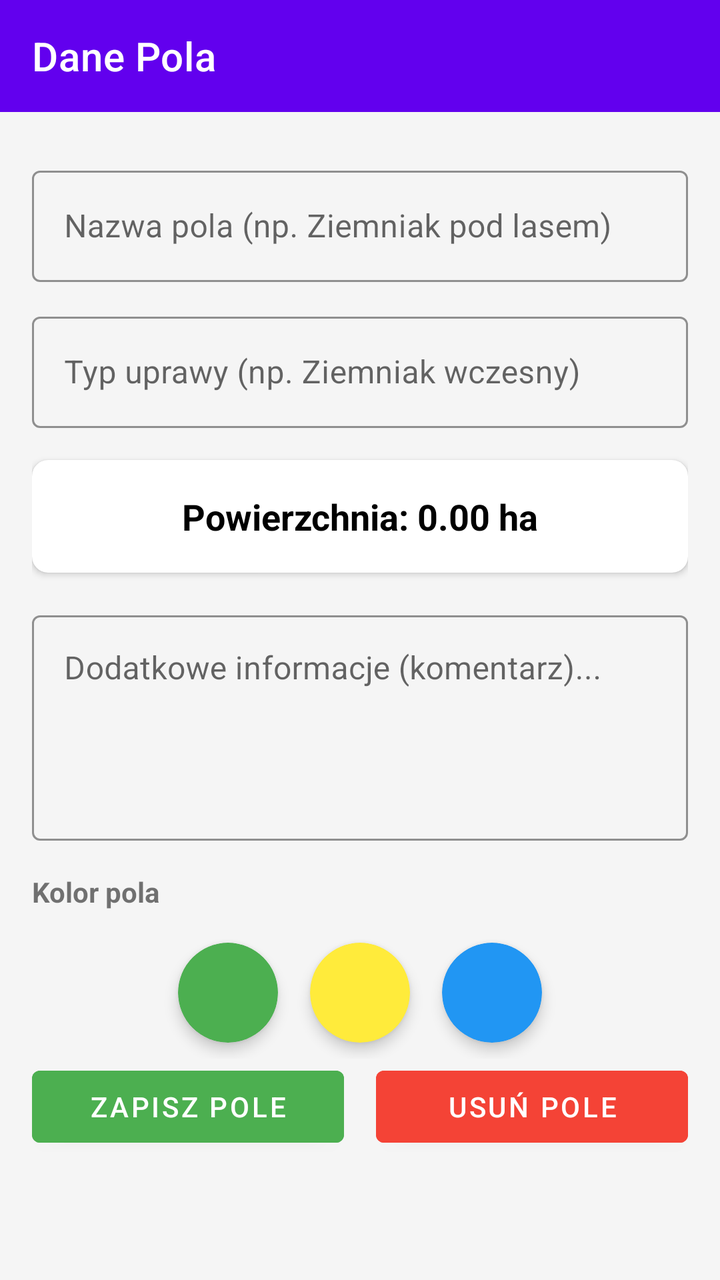
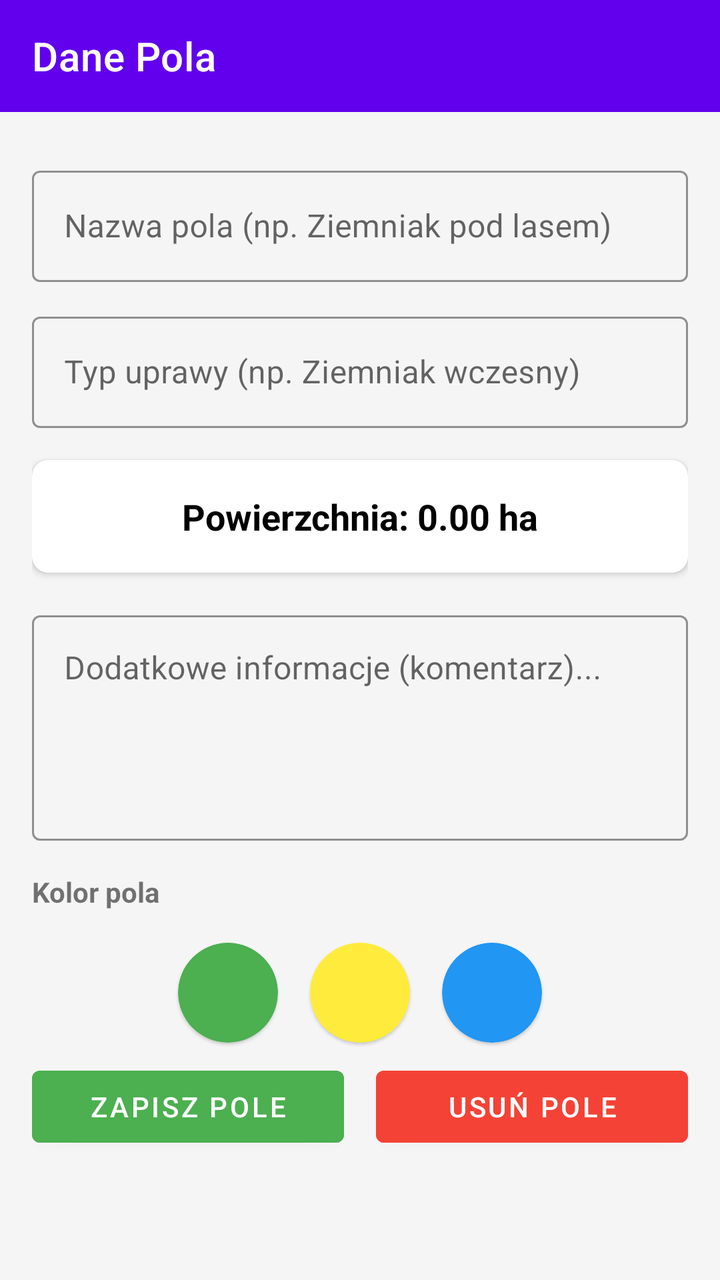

Two renders of the same Android screen: before a commit and after it. Below are the layout's source before the change and the commit's diff.
<!-- AndroidManifest.xml: application theme Theme.BazaDanych -->
<!-- res/layout/activity_field_edit.xml -->
<?xml version="1.0" encoding="utf-8"?>
<LinearLayout xmlns:android="http://schemas.android.com/apk/res/android"
    xmlns:app="http://schemas.android.com/apk/res-auto"
    android:layout_width="match_parent"
    android:layout_height="match_parent"
    android:orientation="vertical"
    android:background="#F5F5F5">

    <com.google.android.material.appbar.MaterialToolbar
        android:id="@+id/toolbar"
        android:layout_width="match_parent"
        android:layout_height="?attr/actionBarSize"
        android:background="?attr/colorPrimary"
        android:theme="@style/ThemeOverlay.AppCompat.Dark.ActionBar"
        app:popupTheme="@style/ThemeOverlay.AppCompat.Light"
        app:title="Dane Pola"
        app:titleTextColor="@color/white" />

    <ScrollView
        android:layout_width="match_parent"
        android:layout_height="match_parent"
        android:padding="16dp">

        <LinearLayout
            android:layout_width="match_parent"
            android:layout_height="wrap_content"
            android:orientation="vertical">

            <com.google.android.material.textfield.TextInputLayout
                style="@style/Widget.MaterialComponents.TextInputLayout.OutlinedBox"
                android:layout_width="match_parent"
                android:layout_height="wrap_content"
                android:layout_marginTop="8dp"
                app:boxStrokeColor="#4CAF50"
                app:hintTextColor="#4CAF50">

                <com.google.android.material.textfield.TextInputEditText
                    android:id="@+id/fieldNameEdit"
                    android:layout_width="match_parent"
                    android:layout_height="wrap_content"
                    android:hint="Nazwa pola (np. Ziemniak pod lasem)"
                    android:inputType="textCapSentences" />
            </com.google.android.material.textfield.TextInputLayout>

            <com.google.android.material.textfield.TextInputLayout
                style="@style/Widget.MaterialComponents.TextInputLayout.OutlinedBox"
                android:layout_width="match_parent"
                android:layout_height="wrap_content"
                android:layout_marginTop="12dp"
                app:boxStrokeColor="#4CAF50"
                app:hintTextColor="#4CAF50">

                <com.google.android.material.textfield.TextInputEditText
                    android:id="@+id/cropTypeEdit"
                    android:layout_width="match_parent"
                    android:layout_height="wrap_content"
                    android:hint="Typ uprawy (np. Ziemniak wczesny)"
                    android:inputType="textCapSentences" />
            </com.google.android.material.textfield.TextInputLayout>

            <com.google.android.material.card.MaterialCardView
                android:layout_width="match_parent"
                android:layout_height="wrap_content"
                android:layout_marginTop="16dp"
                android:layout_marginBottom="16dp"
                app:cardCornerRadius="8dp"
                app:cardElevation="2dp">

                <TextView
                    android:id="@+id/fieldAreaText"
                    android:layout_width="match_parent"
                    android:layout_height="wrap_content"
                    android:text="Powierzchnia: 0.00 ha"
                    android:textSize="18sp"
                    android:textColor="@color/black"
                    android:textStyle="bold"
                    android:padding="16dp"
                    android:gravity="center" />
            </com.google.android.material.card.MaterialCardView>

            <com.google.android.material.textfield.TextInputLayout
                style="@style/Widget.MaterialComponents.TextInputLayout.OutlinedBox"
                android:layout_width="match_parent"
                android:layout_height="wrap_content"
                app:boxStrokeColor="#4CAF50"
                app:hintTextColor="#4CAF50">

                <com.google.android.material.textfield.TextInputEditText
                    android:id="@+id/fieldCommentEdit"
                    android:layout_width="match_parent"
                    android:layout_height="wrap_content"
                    android:gravity="top|start"
                    android:hint="Dodatkowe informacje (komentarz)..."
                    android:inputType="textMultiLine"
                    android:minLines="4" />
            </com.google.android.material.textfield.TextInputLayout>

            <TextView
                android:layout_width="match_parent"
                android:layout_height="wrap_content"
                android:text="Kolor pola"
                android:layout_marginTop="16dp"
                android:textStyle="bold" />

            <LinearLayout
                android:layout_width="match_parent"
                android:layout_height="wrap_content"
                android:orientation="horizontal"
                android:gravity="center"
                android:layout_marginTop="8dp">

                <com.google.android.material.card.MaterialCardView
                    android:id="@+id/colorGreen"
                    android:layout_width="50dp"
                    android:layout_height="50dp"
                    android:layout_margin="8dp"
                    app:cardBackgroundColor="#4CAF50"
                    app:cardCornerRadius="25dp"
                    app:cardElevation="4dp"
                    app:strokeWidth="0dp"
                    app:strokeColor="#FFFFFF"/>

                <com.google.android.material.card.MaterialCardView
                    android:id="@+id/colorYellow"
                    android:layout_width="50dp"
                    android:layout_height="50dp"
                    android:layout_margin="8dp"
                    app:cardBackgroundColor="#FFEB3B"
                    app:cardCornerRadius="25dp"
                    app:cardElevation="4dp"
                    app:strokeWidth="0dp"
                    app:strokeColor="#FFFFFF"/>

                <com.google.android.material.card.MaterialCardView
                    android:id="@+id/colorBlue"
                    android:layout_width="50dp"
                    android:layout_height="50dp"
                    android:layout_margin="8dp"
                    app:cardBackgroundColor="#2196F3"
                    app:cardCornerRadius="25dp"
                    app:cardElevation="4dp"
                    app:strokeWidth="0dp"
                    app:strokeColor="#FFFFFF"/>
            </LinearLayout>

            <LinearLayout
                android:layout_width="match_parent"
                android:layout_height="wrap_content"
                android:orientation="horizontal"
                android:layout_marginTop="0dp"
                android:gravity="center">

                <Button
                    android:id="@+id/btnSaveField"
                    android:layout_width="0dp"
                    android:layout_height="wrap_content"
                    android:layout_weight="1"
                    android:text="ZAPISZ POLE"
                    android:layout_marginEnd="8dp"
                    android:backgroundTint="#4CAF50"
                    android:textColor="#FFFFFF" />

                <Button
                    android:id="@+id/btnDeleteField"
                    android:layout_width="0dp"
                    android:layout_height="wrap_content"
                    android:layout_weight="1"
                    android:text="USUŃ POLE"
                    android:layout_marginStart="8dp"
                    android:backgroundTint="#F44336"
                    android:textColor="#FFFFFF" />

            </LinearLayout>
        </LinearLayout>
    </ScrollView>
</LinearLayout>
<!-- resources referenced by this layout -->
<resources>
  <color name="black">#FF000000</color>
  <color name="white">#FFFFFFFF</color>
  <style name="Theme.BazaDanych" parent="Theme.MaterialComponents.DayNight.NoActionBar">
  
          <item name="android:windowSplashScreenBackground">@color/white</item>
          <item name="android:windowSplashScreenAnimatedIcon">@drawable/logo_5</item>
  
          <item name="colorPrimary">@color/purple_500</item>
          <item name="colorPrimaryVariant">@color/purple_700</item>
          <item name="colorOnPrimary">@color/white</item>
  
          <item name="colorSecondary">@color/teal_200</item>
          <item name="colorSecondaryVariant">@color/teal_700</item>
          <item name="colorOnSecondary">@color/black</item>
  
          <item name="android:statusBarColor">?attr/colorPrimaryVariant</item>
      </style>
  <!-- drawable logo_5: png bitmap (drawable, 112719 bytes) -->
  <color name="purple_500">#FF6200EE</color>
  <color name="purple_700">#FF3700B3</color>
  <color name="teal_200">#FF03DAC5</color>
  <color name="teal_700">#FF018786</color>
</resources>

<!-- the commit's change to res/layout/activity_field_edit.xml (unified diff, before → after) -->
@@ -13,7 +13,7 @@
         android:background="?attr/colorPrimary"
         android:theme="@style/ThemeOverlay.AppCompat.Dark.ActionBar"
         app:popupTheme="@style/ThemeOverlay.AppCompat.Light"
-        app:title="Dane Pola"
+        app:title="@string/field_data_title"
         app:titleTextColor="@color/white" />
 
     <ScrollView
@@ -38,7 +38,7 @@
                     android:id="@+id/fieldNameEdit"
                     android:layout_width="match_parent"
                     android:layout_height="wrap_content"
-                    android:hint="Nazwa pola (np. Ziemniak pod lasem)"
+                    android:hint="@string/field_name_hint"
                     android:inputType="textCapSentences" />
             </com.google.android.material.textfield.TextInputLayout>
 
@@ -54,7 +54,7 @@
                     android:id="@+id/cropTypeEdit"
                     android:layout_width="match_parent"
                     android:layout_height="wrap_content"
-                    android:hint="Typ uprawy (np. Ziemniak wczesny)"
+                    android:hint="@string/crop_type_hint"
                     android:inputType="textCapSentences" />
             </com.google.android.material.textfield.TextInputLayout>
 
@@ -70,7 +70,7 @@
                     android:id="@+id/fieldAreaText"
                     android:layout_width="match_parent"
                     android:layout_height="wrap_content"
-                    android:text="Powierzchnia: 0.00 ha"
+                    android:text="@string/field_area"
                     android:textSize="18sp"
                     android:textColor="@color/black"
                     android:textStyle="bold"
@@ -90,7 +90,7 @@
                     android:layout_width="match_parent"
                     android:layout_height="wrap_content"
                     android:gravity="top|start"
-                    android:hint="Dodatkowe informacje (komentarz)..."
+                    android:hint="@string/field_comment_hint"
                     android:inputType="textMultiLine"
                     android:minLines="4" />
             </com.google.android.material.textfield.TextInputLayout>
@@ -98,7 +98,7 @@
             <TextView
                 android:layout_width="match_parent"
                 android:layout_height="wrap_content"
-                android:text="Kolor pola"
+                android:text="@string/field_color"
                 android:layout_marginTop="16dp"
                 android:textStyle="bold" />
 
@@ -115,10 +115,7 @@
                     android:layout_height="50dp"
                     android:layout_margin="8dp"
                     app:cardBackgroundColor="#4CAF50"
-                    app:cardCornerRadius="25dp"
-                    app:cardElevation="4dp"
-                    app:strokeWidth="0dp"
-                    app:strokeColor="#FFFFFF"/>
+                    app:cardCornerRadius="25dp"/>
 
                 <com.google.android.material.card.MaterialCardView
                     android:id="@+id/colorYellow"
@@ -126,10 +123,7 @@
                     android:layout_height="50dp"
                     android:layout_margin="8dp"
                     app:cardBackgroundColor="#FFEB3B"
-                    app:cardCornerRadius="25dp"
-                    app:cardElevation="4dp"
-                    app:strokeWidth="0dp"
-                    app:strokeColor="#FFFFFF"/>
+                    app:cardCornerRadius="25dp"/>
 
                 <com.google.android.material.card.MaterialCardView
                     android:id="@+id/colorBlue"
@@ -137,17 +131,13 @@
                     android:layout_height="50dp"
                     android:layout_margin="8dp"
                     app:cardBackgroundColor="#2196F3"
-                    app:cardCornerRadius="25dp"
-                    app:cardElevation="4dp"
-                    app:strokeWidth="0dp"
-                    app:strokeColor="#FFFFFF"/>
+                    app:cardCornerRadius="25dp"/>
             </LinearLayout>
 
             <LinearLayout
                 android:layout_width="match_parent"
                 android:layout_height="wrap_content"
                 android:orientation="horizontal"
-                android:layout_marginTop="0dp"
                 android:gravity="center">
 
                 <Button
@@ -155,7 +145,7 @@
                     android:layout_width="0dp"
                     android:layout_height="wrap_content"
                     android:layout_weight="1"
-                    android:text="ZAPISZ POLE"
+                    android:text="@string/save_field"
                     android:layout_marginEnd="8dp"
                     android:backgroundTint="#4CAF50"
                     android:textColor="#FFFFFF" />
@@ -165,12 +155,13 @@
                     android:layout_width="0dp"
                     android:layout_height="wrap_content"
                     android:layout_weight="1"
-                    android:text="USUŃ POLE"
+                    android:text="@string/delete_field"
                     android:layout_marginStart="8dp"
                     android:backgroundTint="#F44336"
                     android:textColor="#FFFFFF" />
 
             </LinearLayout>
+
         </LinearLayout>
     </ScrollView>
 </LinearLayout>
<!-- resource entries referenced after the edit -->
@@ -2,6 +2,14 @@
 <resources>
   <color name="black">#FF000000</color>
   <color name="white">#FFFFFFFF</color>
+  <string name="crop_type_hint">Typ uprawy (np. Ziemniak wczesny)</string>
+  <string name="delete_field">USUŃ POLE</string>
+  <string name="field_area">Powierzchnia: 0.00 ha</string>
+  <string name="field_color">Kolor pola</string>
+  <string name="field_comment_hint">Dodatkowe informacje (komentarz)...</string>
+  <string name="field_data_title">Dane Pola</string>
+  <string name="field_name_hint">Nazwa pola (np. Ziemniak pod lasem)</string>
+  <string name="save_field">ZAPISZ POLE</string>
   <style name="Theme.BazaDanych" parent="Theme.MaterialComponents.DayNight.NoActionBar">
   
           <item name="android:windowSplashScreenBackground">@color/white</item>
